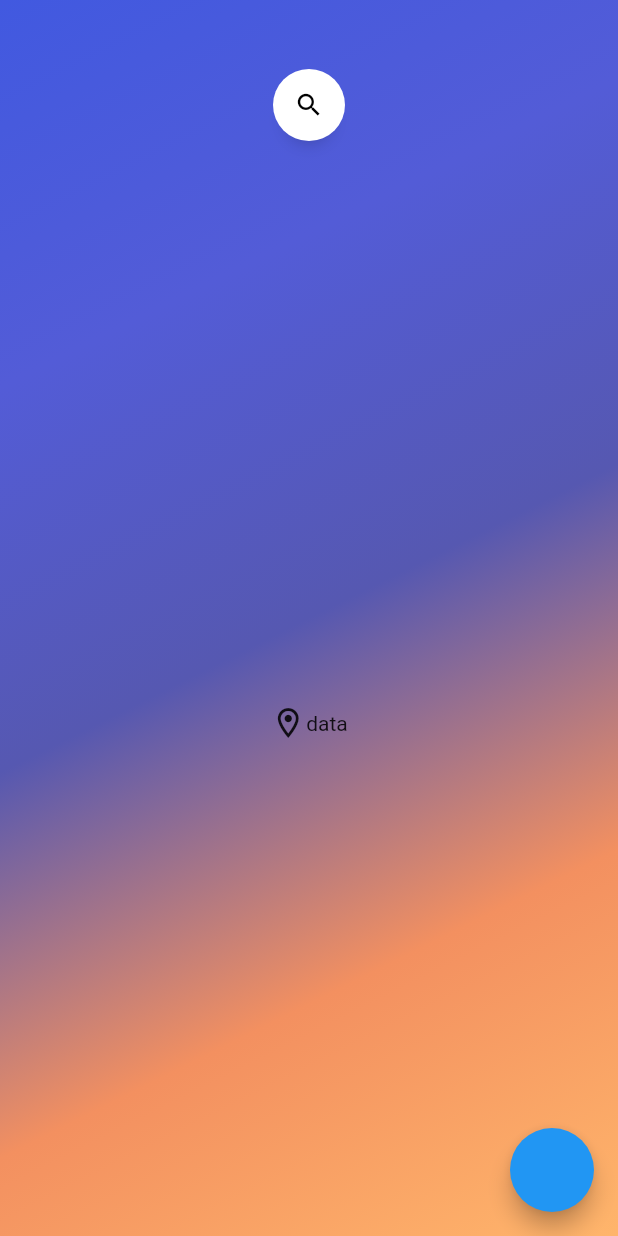
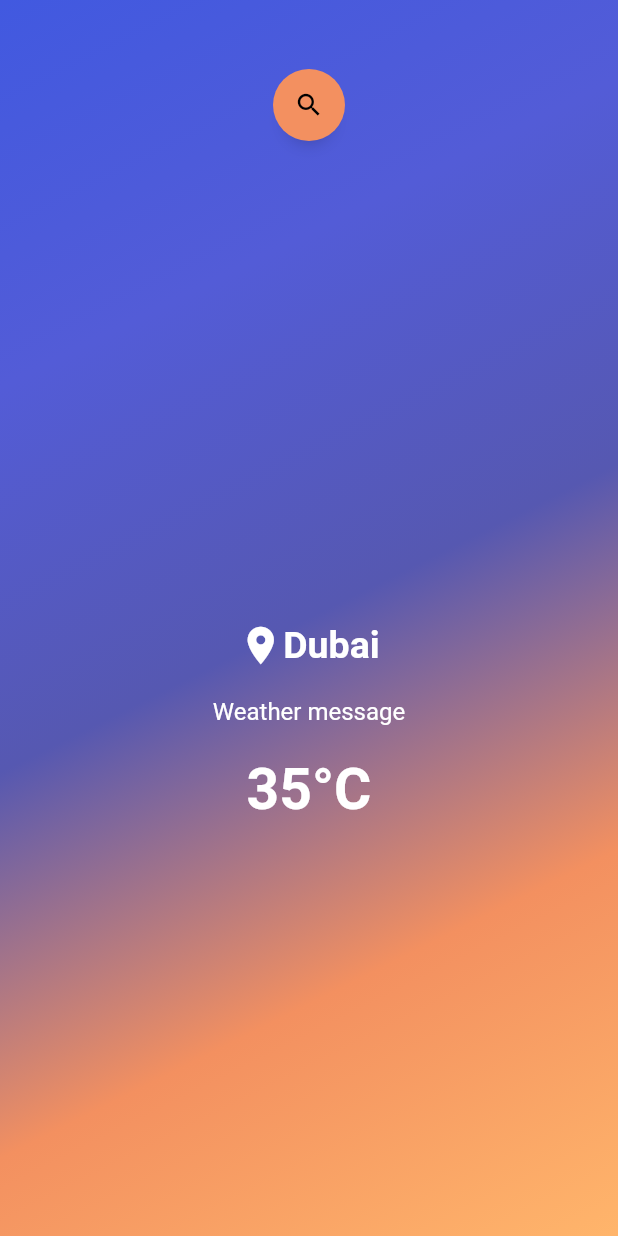
Before and after one commit to mohanedSalaheldin/weather, a Flutter app: the screen it shows after launch, on a phone screen of 412 x 824 dp. Run offline on Flutter 3.47's test engine with Material 2 defaults, Android fonts, the phone set to English and light mode, and no system bars; drawn by our look-alikes of anim_search_bar.

Commit message:
first commit

```diff
--- a/lib/view/weather_screen.dart
+++ b/lib/view/weather_screen.dart
@@ -1,7 +1,5 @@
 import 'package:anim_search_bar/anim_search_bar.dart';
 import 'package:flutter/material.dart';
-import 'package:weather_app/constants/api_key.dart';
-import 'package:http/http.dart' as http;
 
 class WeatherScreen extends StatefulWidget {
   const WeatherScreen({super.key});
@@ -37,6 +35,7 @@ class _WeatherScreenState extends State<WeatherScreen> {
             Padding(
               padding: const EdgeInsets.all(20.0),
               child: AnimSearchBar(
+                color: const Color(0xfff39060),
                 rtl: true,
                 width: MediaQuery.sizeOf(context).width / .9,
                 textController: searchController,
@@ -56,8 +55,61 @@ class _WeatherScreenState extends State<WeatherScreen> {
                   Row(
                     mainAxisAlignment: MainAxisAlignment.center,
                     children: [
-                      Icon(Icons.location_on_outlined),
-                      Text('data'),
+                      Icon(
+                        Icons.location_on,
+                        size: 30,
+                        color: Colors.white,
+                      ),
+                      Text(
+                        'Dubai',
+                        style: TextStyle(
+                          fontSize: 25,
+                          color: Colors.white,
+                          fontWeight: FontWeight.bold,
+                        ),
+                      ),
+                    ],
+                  ),
+                  SizedBox(
+                    height: 20.0,
+                  ),
+                  Text(
+                    'Weather message',
+                    style: TextStyle(
+                      fontSize: 16,
+                      color: Colors.white,
+                    ),
+                  ),
+                  SizedBox(
+                    height: 20.0,
+                  ),
+                  Row(
+                    mainAxisAlignment: MainAxisAlignment.center,
+                    children: [
+                      Text(
+                        '35',
+                        style: TextStyle(
+                          fontSize: 38,
+                          color: Colors.white,
+                          fontWeight: FontWeight.bold,
+                        ),
+                      ),
+                      Text(
+                        '°',
+                        style: TextStyle(
+                          fontSize: 38,
+                          color: Colors.white,
+                          fontWeight: FontWeight.bold,
+                        ),
+                      ),
+                      Text(
+                        'C',
+                        style: TextStyle(
+                          fontSize: 38,
+                          color: Colors.white,
+                          fontWeight: FontWeight.bold,
+                        ),
+                      ),
                     ],
                   ),
                 ],
@@ -66,14 +118,14 @@ class _WeatherScreenState extends State<WeatherScreen> {
           ],
         ),
       ),
-      floatingActionButton: FloatingActionButton(
-        onPressed: () async {
-          var url = Uri.https('api.openweathermap.org', '/data/2.5/weather',
-              {'q': 'cairo', "units": "metric", "appid": apiKey});
-          final http.Response response = await http.get(url);
-          print(response.body);
-        },
-      ),
+      // floatingActionButton: FloatingActionButton(
+      //   onPressed: () async {
+      //     var url = Uri.https('api.openweathermap.org', '/data/2.5/weather',
+      //         {'q': 'cairo', "units": "metric", "appid": apiKey});
+      //     final http.Response response = await http.get(url);
+      //     print(response.body);
+      //   },
+      // ),
     );
   }
 }
```
Also changed, not shown: lib/logic/models/weather_model.dart (+225 -0 lines), lib/logic/services/api_calls.dart (+25 -0 lines).
